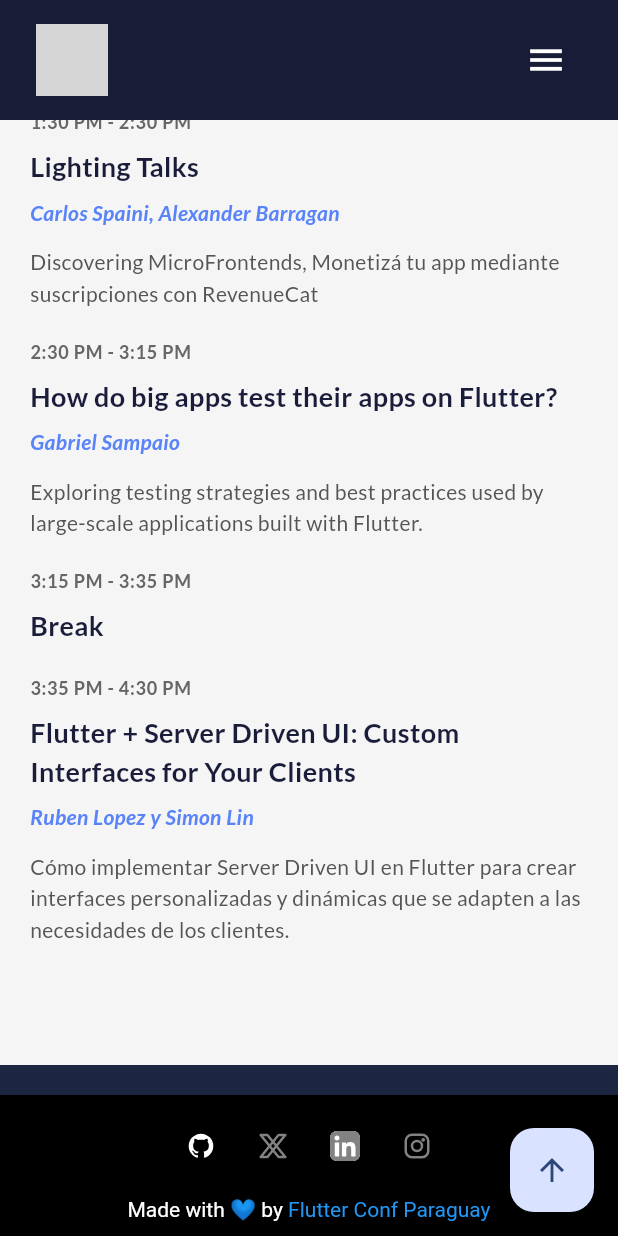
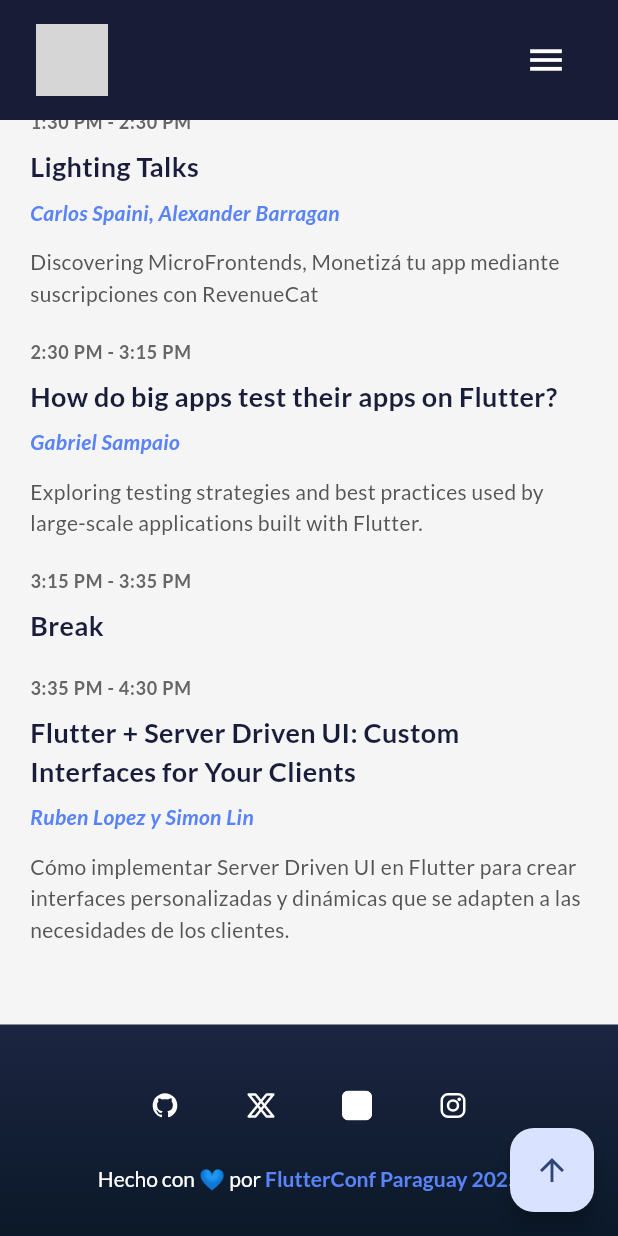
Before and after one commit to unacorbatanegra/flutter_conf_web, a Flutter app: the screen it shows after launch, scrolled down 2880 dp, on a phone screen of 412 x 824 dp. Run offline on Flutter 3.47's test engine with Material 3 defaults, Android fonts, the light colour scheme and no system bars; our stand-ins replace animated_text_kit, equatable, flutter_screenutil, flutter_svg, go_router, google_fonts and 1 more; generated files the repository leaves out were written again; project files that could hold a hidden picture were left out; grey boxes are pictures that could not be loaded.

Commit message:
Improve UI layout and styling
- Simplify layout structure in about section
- Improve footer styling and responsiveness
- Enhance responsive padding and constraints
- Clean up unnecessary layout code

```diff
--- a/lib/app/widgets/footer.dart
+++ b/lib/app/widgets/footer.dart
@@ -1,38 +1,53 @@
-// ignore_for_file: deprecated_member_use_from_same_package
-
 import 'package:flutter/material.dart';
+import 'package:flutter_conf_web/app/models/conference_config.dart';
 import 'package:flutter_conf_web/app/services/url_service.dart';
+import 'package:flutter_conf_web/core/constants/constants.dart';
 import 'package:flutter_conf_web/gen/assets.gen.dart';
 import 'package:flutter_conf_web/l10n/l10n.dart';
+import 'package:google_fonts/google_fonts.dart';
 import 'package:provider/provider.dart';
 
 class Footer extends StatelessWidget {
+  final ConferenceConfig config;
+
   const Footer({
     super.key,
+    required this.config,
   });
 
   @override
   Widget build(BuildContext context) {
     final size = MediaQuery.of(context).size;
+    final isDesktop = size.width > kBreakPoint;
 
     return Container(
-      color: Colors.black,
-      child: size.width > 600
-          ? _FooterDesktop(
-              launchUrlSocialMedia: context.read<UrlService>().openUrl,
-            )
-          : _FooterMobile(
-              launchUrlSocialMedia: context.read<UrlService>().openUrl,
+      width: double.infinity,
+      padding: EdgeInsets.symmetric(
+        horizontal: isDesktop ? 80 : 20,
+        vertical: isDesktop ? 40 : 30,
       ),
+      decoration: const BoxDecoration(
+        gradient: LinearGradient(
+          begin: Alignment.topCenter,
+          end: Alignment.bottomCenter,
+          colors: [
+            Color(0xFF1C2541),
+            Color(0xFF0B1929),
+          ],
+        ),
+      ),
+      child: isDesktop
+          ? _FooterDesktop(config: config)
+          : _FooterMobile(config: config),
     );
   }
 }
 
 class _FooterDesktop extends StatelessWidget {
-  final Future<void> Function(String) launchUrlSocialMedia;
+  final ConferenceConfig config;
 
   const _FooterDesktop({
-    required this.launchUrlSocialMedia,
+    required this.config,
   });
 
   @override
@@ -47,76 +62,92 @@ class _FooterDesktop extends StatelessWidget {
             children: [
               TextSpan(
                 text: l10n.madeWith,
-                style: const TextStyle(
+                style: GoogleFonts.lato(
                   color: Colors.white,
+                  fontSize: 14,
                 ),
               ),
-              const TextSpan(
+              TextSpan(
                 text: ' 💙 ',
-                style: TextStyle(
+                style: GoogleFonts.lato(
                   color: Colors.red,
+                  fontSize: 14,
                 ),
               ),
               TextSpan(
                 text: l10n.by,
-                style: const TextStyle(
+                style: GoogleFonts.lato(
                   color: Colors.white,
+                  fontSize: 14,
                 ),
               ),
-              const TextSpan(
-                text: ' Flutter Conf Paraguay',
-                style: TextStyle(
-                  color: Colors.blue,
+              TextSpan(
+                text: ' FlutterConf Paraguay',
+                style: GoogleFonts.lato(
+                  color: const Color(0xFF5983F8),
+                  fontSize: 14,
+                  fontWeight: FontWeight.w600,
                 ),
               ),
             ],
           ),
         ),
-        const SizedBox(width: 10),
-        IconButton(
-          tooltip: 'Github',
-          onPressed: () {
-            launchUrlSocialMedia(
-              'https://github.com/unacorbatanegra/flutter_conf_web',
+        const SizedBox(width: 20),
+        _SocialMediaLinks(config: config),
+      ],
     );
-          },
-          icon: Assets.icons.github.svg(
-            width: 20,
-            height: 20,
+  }
+}
+
+class _FooterMobile extends StatelessWidget {
+  final ConferenceConfig config;
+
+  const _FooterMobile({
+    required this.config,
+  });
+
+  @override
+  Widget build(BuildContext context) {
+    final l10n = context.l10n;
+
+    return Column(
+      children: [
+        _SocialMediaLinks(config: config),
+        const SizedBox(height: 16),
+        RichText(
+          textAlign: TextAlign.center,
+          text: TextSpan(
+            children: [
+              TextSpan(
+                text: l10n.madeWith,
+                style: GoogleFonts.lato(
                   color: Colors.white,
+                  fontSize: 14,
                 ),
               ),
-        IconButton(
-          tooltip: 'X',
-          onPressed: () {
-            launchUrlSocialMedia('https://twitter.com/flutter_py');
-          },
-          icon: Assets.icons.x.svg(
-            width: 20,
-            height: 20,
+              TextSpan(
+                text: ' 💙 ',
+                style: GoogleFonts.lato(
+                  color: Colors.red,
+                  fontSize: 14,
                 ),
               ),
-        IconButton(
-          tooltip: 'Linkedin',
-          onPressed: () {
-            launchUrlSocialMedia(
-              'https://www.linkedin.com/company/flutter-conf-paraguay-2024/',
-            );
-          },
-          icon: Assets.icons.linkedin.svg(
-            width: 20,
-            height: 20,
+              TextSpan(
+                text: l10n.by,
+                style: GoogleFonts.lato(
+                  color: Colors.white,
+                  fontSize: 14,
                 ),
               ),
-        // Add instagram
-        IconButton(
-          tooltip: 'Instagram',
-          onPressed: () {
-            launchUrlSocialMedia('https://www.instagram.com/flutterconfpy/');
-          },
-          icon: Assets.icons.instagram.svg(
-            width: 20,
-            height: 20,
+              TextSpan(
+                text: ' FlutterConf Paraguay ${config.year}',
+                style: GoogleFonts.lato(
+                  color: const Color(0xFF5983F8),
+                  fontSize: 14,
+                  fontWeight: FontWeight.w600,
+                ),
+              ),
+            ],
           ),
         ),
       ],
@@ -124,101 +155,97 @@ class _FooterDesktop extends StatelessWidget {
   }
 }
 
-class _FooterMobile extends StatelessWidget {
-  final Future<void> Function(String) launchUrlSocialMedia;
+class _SocialMediaLinks extends StatelessWidget {
+  final ConferenceConfig config;
 
-  const _FooterMobile({
-    required this.launchUrlSocialMedia,
+  const _SocialMediaLinks({
+    required this.config,
   });
 
   @override
   Widget build(BuildContext context) {
-    return Column(
-      children: [
-        const SizedBox(height: 10),
-        Row(
+    final urlService = context.read<UrlService>();
+    final availableLinks = config.availableSocialLinks;
+
+    if (availableLinks.isEmpty) {
+      return const SizedBox.shrink();
+    }
+
+    return Row(
       mainAxisAlignment: MainAxisAlignment.center,
-          children: [
-            IconButton(
-              tooltip: 'Github',
-              onPressed: () {
-                launchUrlSocialMedia(
-                    'https://github.com/unacorbatanegra/flutter_conf_web');
-              },
-              icon: Assets.icons.github.svg(
+      children: availableLinks.map((entry) {
+        return Padding(
+          padding: const EdgeInsets.symmetric(horizontal: 8),
+          child: IconButton(
+            tooltip: _getTooltip(entry.key),
+            onPressed: () => urlService.openUrl(entry.value),
+            icon: _getSocialIcon(entry.key),
+            iconSize: 20,
+            constraints: const BoxConstraints(
+              minWidth: 40,
+              minHeight: 40,
+            ),
+          ),
+        );
+      }).toList(),
+    );
+  }
+
+  String _getTooltip(String platform) {
+    switch (platform) {
+      case 'github':
+        return 'GitHub';
+      case 'twitter':
+        return 'X (Twitter)';
+      case 'linkedin':
+        return 'LinkedIn';
+      case 'instagram':
+        return 'Instagram';
+      default:
+        return '';
+    }
+  }
+
+  Widget _getSocialIcon(String platform) {
+    switch (platform) {
+      case 'github':
+        return Assets.icons.github.svg(
           width: 20,
           height: 20,
-                color: Colors.white,
+          colorFilter: const ColorFilter.mode(
+            Colors.white,
+            BlendMode.srcIn,
           ),
-            ),
-            IconButton(
-              tooltip: 'X',
-              onPressed: () {
-                launchUrlSocialMedia('https://twitter.com/flutter_py');
-              },
-              icon: Assets.icons.x.svg(
+        );
+      case 'twitter':
+        return Assets.icons.x.svg(
           width: 20,
           height: 20,
+          colorFilter: const ColorFilter.mode(
+            Colors.white,
+            BlendMode.srcIn,
           ),
-            ),
-            IconButton(
-              tooltip: 'Linkedin',
-              onPressed: () {
-                launchUrlSocialMedia(
-                    'https://www.linkedin.com/company/flutter-conf-paraguay-2024/');
-              },
-              icon: Assets.icons.linkedin.svg(
+        );
+      case 'linkedin':
+        return Assets.icons.linkedin.svg(
           width: 20,
           height: 20,
+          colorFilter: const ColorFilter.mode(
+            Colors.white,
+            BlendMode.srcIn,
           ),
-            ),
-            // Add instagram
-            IconButton(
-              tooltip: 'Instagram',
-              onPressed: () {
-                launchUrlSocialMedia(
-                    'https://www.instagram.com/flutterconfpy/');
-              },
-              icon: Assets.icons.instagram.svg(
+        );
+      case 'instagram':
+        return Assets.icons.instagram.svg(
           width: 20,
           height: 20,
+          colorFilter: const ColorFilter.mode(
+            Colors.white,
+            BlendMode.srcIn,
           ),
-            ),
-          ],
-        ),
-        const SizedBox(height: 10),
-        RichText(
-          text: const TextSpan(
-            children: [
-              TextSpan(
-                text: 'Made with',
-                style: TextStyle(
-                  color: Colors.white,
-                ),
-              ),
-              TextSpan(
-                text: ' 💙 ',
-                style: TextStyle(
-                  color: Colors.red,
-                ),
-              ),
-              TextSpan(
-                text: 'by',
-                style: TextStyle(
-                  color: Colors.white,
-                ),
-              ),
-              TextSpan(
-                text: ' Flutter Conf Paraguay',
-                style: TextStyle(
-                  color: Colors.blue,
-                ),
-              ),
-            ],
-          ),
-        ),
-        const SizedBox(height: 10),
-      ],
         );
+      default:
+        return const SizedBox.shrink();
     }
   }
+}
```
Also changed, not shown: lib/app/sections/about_section.dart (+8 -0 lines). Lines whose indentation alone changed are shown as unchanged.
